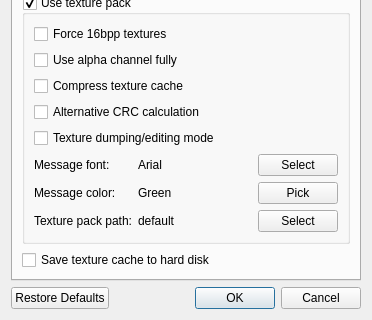
Before: the Qt Designer form GLidenUI/configDialog.ui in gonetz/GLideN64, drawn with Qt 5; both pictures show x 0 to 372 and y 257 to 577 of the 372 by 577 pixel window.
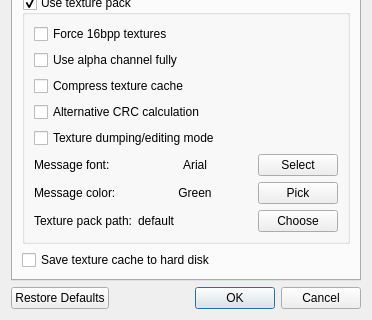
After: the same form once the commit is applied.

Commit message: Implement color selection.

Patch:
```diff
--- a/GLidenUI/configDialog.ui
+++ b/GLidenUI/configDialog.ui
@@ -874,6 +874,9 @@
                 <property name="text">
                  <string>Arial</string>
                 </property>
+                <property name="alignment">
+                 <set>Qt::AlignCenter</set>
+                </property>
                </widget>
               </item>
               <item row="1" column="1">
@@ -884,6 +887,9 @@
                 <property name="text">
                  <string>Green</string>
                 </property>
+                <property name="alignment">
+                 <set>Qt::AlignCenter</set>
+                </property>
                </widget>
               </item>
               <item row="1" column="2">
@@ -944,7 +950,7 @@
                  <string>&lt;html&gt;&lt;head/&gt;&lt;body&gt;&lt;p&gt;Select path to HD textures packs&lt;/p&gt;&lt;/body&gt;&lt;/html&gt;</string>
                 </property>
                 <property name="text">
-                 <string>Select</string>
+                 <string>Choose</string>
                 </property>
                </widget>
               </item>
```
The commit also changes 2 other files.
